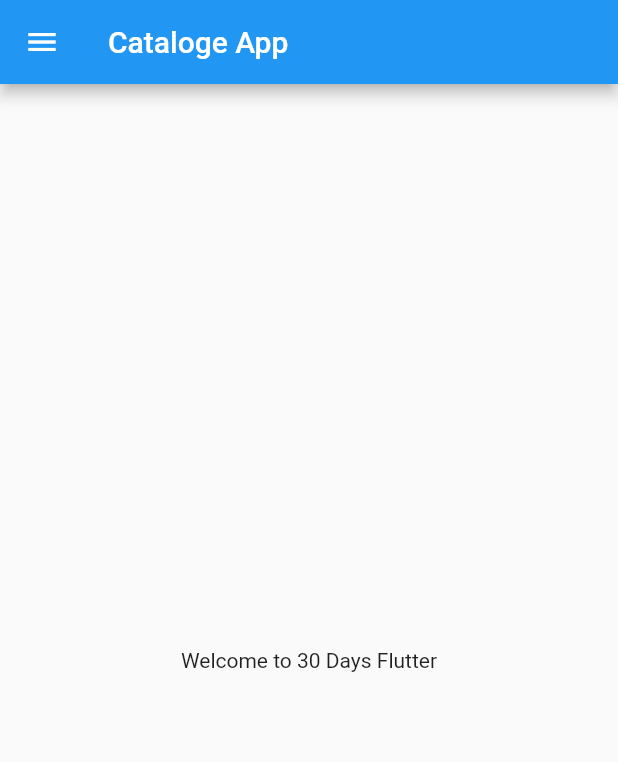
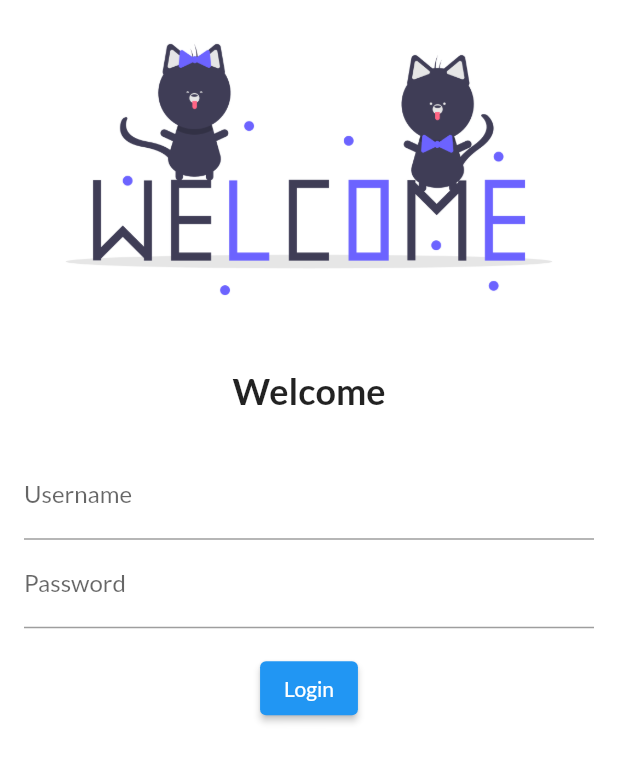
Before and after one commit to Rahul0714/flutter-from-basics, a Flutter app: the screen it shows after launch, on a phone screen of 412 x 824 dp. Shown: the top 762 px of the screen. Run offline on Flutter 3.47's test engine with Material 2 defaults, Android fonts, the phone set to English and light mode, and no system bars; our stand-ins replace google_fonts; Roboto replaces fonts that are missing (sarif).

Commit message:
Day 3 Completed

```diff
--- a/lib/home_page.dart
+++ b/lib/Pages/home_page.dart
@@ -5,15 +5,13 @@ class HomePage extends StatelessWidget {
 
   @override
   Widget build(BuildContext context) {
+    const textStyle = TextStyle(fontFamily: "sarif");
     return Scaffold(
       appBar: AppBar(title: const Text("Cataloge App")),
-      body: Center(
-        child: Container(
-          // ignore: prefer_const_constructors
-          child: Text(
-            "Welcome to 30 Days Flutter",
-            style: const TextStyle(fontFamily: "sarif"),
-          ),
+      body: const Center(
+        child: Text(
+          "Welcome to 30 Days Flutter",
+          style: textStyle,
         ),
       ),
       drawer: const Drawer(),
--- /dev/null
+++ b/lib/Pages/login_page.dart
@@ -0,0 +1,50 @@
+import 'package:flutter/material.dart';
+
+class LoginPage extends StatelessWidget {
+  const LoginPage({Key? key}) : super(key: key);
+
+  @override
+  Widget build(BuildContext context) {
+    // ignore: prefer_const_constructors
+    return Material(
+      color: Colors.white,
+      child: Column(children: [
+        Image.asset("assets/images/cats.png"),
+        const SizedBox(
+          height: 20,
+        ),
+        const Text(
+          "Welcome",
+          style: TextStyle(fontSize: 24, fontWeight: FontWeight.bold),
+        ),
+        const SizedBox(height: 10),
+        Padding(
+          padding: const EdgeInsets.all(16.0),
+          child: Column(
+            children: [
+              TextFormField(
+                // ignore: prefer_const_constructors
+                decoration: InputDecoration(
+                  hintText: "Enter Username",
+                  label: const Text("Username"),
+                ),
+              ),
+              TextFormField(
+                // ignore: prefer_const_constructors
+                decoration: InputDecoration(
+                  hintText: "Enter Password",
+                  label: const Text("Password"),
+                ),
+                obscureText: true,
+              ),
+            ],
+          ),
+        ),
+        ElevatedButton(
+          onPressed: () {},
+          child: const Text("Login"),
+        ),
+      ]),
+    );
+  }
+}
--- a/lib/main.dart
+++ b/lib/main.dart
@@ -1,7 +1,9 @@
 // ignore_for_file: prefer_const_constructors
 
 import 'package:flutter/material.dart';
-import 'package:flutter_30_days/home_page.dart';
+import 'package:flutter_30_days/Pages/home_page.dart';
+import 'package:google_fonts/google_fonts.dart';
+import 'Pages/login_page.dart';
 
 void main() {
   runApp(const MyApp());
@@ -20,8 +22,15 @@ class MyApp extends StatelessWidget {
     // const pi = 3.14;
     // final pi = 3.14;
     return MaterialApp(
+      theme: ThemeData(fontFamily: GoogleFonts.lato().fontFamily),
       debugShowCheckedModeBanner: false,
-      home: HomePage(),
+      // themeMode: ThemeMode.dark,
+      // darkTheme: ThemeData(brightness: Brightness.dark),
+      home: LoginPage(),
+      routes: {
+        "/home": (context) => HomePage(),
+        "/login": (context) => LoginPage(),
+      },
     );
   }
 }
```
Also changed, not shown: pubspec.yaml (+4 -5 lines), assets/images/cats.png (added), pubspec.lock.
